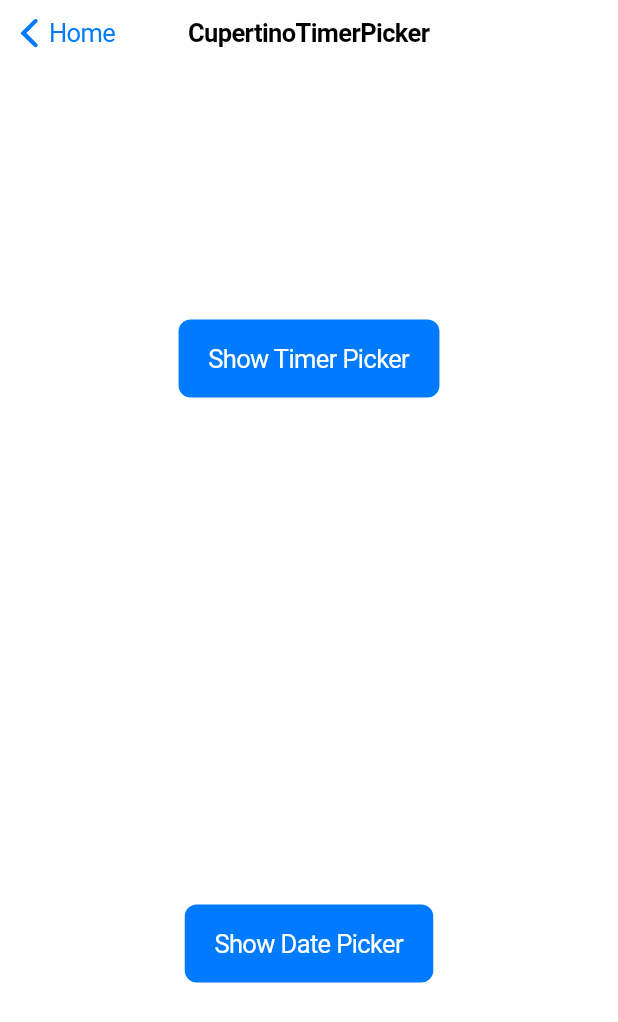
After one commit to ibhavikmakwana/flutter_ios_playground, a Flutter app: the DateTimePickerExample screen opened by its route, on a phone screen of 412 x 824 dp. The commit adds this screen. Shown: the top 1022 px of the screen. Run offline on Flutter 3.47's test engine with Material 2 defaults, Android fonts, the phone set to English and light mode, and no system bars.

Commit message:
date time picker example

```diff
--- a/lib/main.dart
+++ b/lib/main.dart
@@ -2,6 +2,7 @@ import 'package:flutter/cupertino.dart';
 import 'package:flutter_ios_playground/home.dart';
 import 'package:flutter_ios_playground/ui/alert_example/alert_example.dart';
 import 'package:flutter_ios_playground/ui/cupertino_action_sheet/cupertino_action_sheet.dart';
+import 'package:flutter_ios_playground/ui/date_time_picker/date_time_picker.dart';
 import 'package:flutter_ios_playground/ui/nav_bar/cupertino_sliver_navigation_bar.dart';
 import 'package:flutter_ios_playground/ui/tab_bar/tab_bar_example.dart';
 import 'package:flutter_ios_playground/utils/Strings.dart';
@@ -30,6 +31,8 @@ class MyApp extends StatelessWidget {
           CupertinoTabBarExample(Strings.tabBarExampleTitle),
       Strings.sliverNavigationBarRoutes: (BuildContext context) =>
           CupertinoSliverNavigationBarExample(),
+      Strings.cupertinoTimerPickerRoutes: (BuildContext context) =>
+          DateTimePickerExample(Strings.cupertinoTimerPickerTitle),
     };
   }
 }
--- /dev/null
+++ b/lib/ui/date_time_picker/date_time_picker.dart
@@ -0,0 +1,102 @@
+import 'package:flutter/cupertino.dart';
+
+class DateTimePickerExample extends StatefulWidget {
+  final String title;
+
+  DateTimePickerExample(this.title);
+
+  @override
+  _DateTimePickerExampleState createState() => _DateTimePickerExampleState();
+}
+
+class _DateTimePickerExampleState extends State<DateTimePickerExample> {
+  Duration _timer = const Duration();
+
+  DateTime dateNow = DateTime.now();
+
+  @override
+  Widget build(BuildContext context) {
+    return CupertinoPageScaffold(
+      navigationBar: CupertinoNavigationBar(
+        middle: Text(widget.title),
+        previousPageTitle: "Home",
+      ),
+      child: SafeArea(
+        child: Center(
+          child: Column(
+            mainAxisAlignment: MainAxisAlignment.spaceAround,
+            children: <Widget>[
+              CupertinoButton(
+                borderRadius: BorderRadius.circular(8),
+                color: CupertinoColors.activeBlue,
+                child: Text(
+                  'Show Timer Picker',
+                  style: TextStyle(color: CupertinoColors.white),
+                ),
+                onPressed: () {
+                  showTimerPicker(context);
+                },
+              ),
+              CupertinoButton(
+                borderRadius: BorderRadius.circular(8),
+                color: CupertinoColors.activeBlue,
+                child: Text(
+                  'Show Date Picker',
+                  style: TextStyle(color: CupertinoColors.white),
+                ),
+                onPressed: () {
+                  showDatePicker(context);
+                },
+              ),
+            ],
+          ),
+        ),
+      ),
+    );
+  }
+
+  void showTimerPicker(BuildContext context) {
+    showPopUp(
+      context: context,
+      child: Container(
+        color: CupertinoColors.white,
+        height: 200,
+        child: CupertinoTimerPicker(
+          onTimerDurationChanged: (timer) {
+            setState(() {
+              _timer = timer;
+            });
+          },
+          mode: CupertinoTimerPickerMode.hms,
+          initialTimerDuration: _timer,
+        ),
+      ),
+    );
+  }
+
+  void showPopUp({BuildContext context, Widget child}) {
+    showCupertinoModalPopup<void>(
+      context: context,
+      builder: (BuildContext context) => child,
+    );
+  }
+
+  void showDatePicker(BuildContext context) {
+    showPopUp(
+      context: context,
+      child: Container(
+        color: CupertinoColors.white,
+        height: 200,
+        child: CupertinoDatePicker(
+          onDateTimeChanged: (date) {
+            setState(() {
+              dateNow = date;
+            });
+          },
+          mode: CupertinoDatePickerMode.date,
+          initialDateTime: dateNow,
+        ),
+      ),
+    );
+  }
+}
--- a/lib/utils/Strings.dart
+++ b/lib/utils/Strings.dart
@@ -11,12 +11,15 @@ class Strings {
   static const String alertTitle = "Alert";
   static const String tabBarExampleTitle = "CupertinoTabBar Example";
   static const String sliverNavigationBarTitle = "SliverNavigationBar";
-
+  static const String cupertinoTimerPickerTitle = "CupertinoTimerPicker";
   ///Routes
   static const String cupertinoActionSheetRoutes = "/CupertinoActionSheet";
   static const String alertRoutes = "/Alert";
   static const String tabBarExampleRoutes = "/CupertinoTabBar Example";
   static const String sliverNavigationBarRoutes = "/SliverNavigationBar";
+  static const String cupertinoTimerPickerRoutes = "/CupertinoTimerPicker";
+
+
 
   static const String lorem =
       "Lorem ipsum dolor sit amet, consectetur adipiscing elit. Suspendisse rutrum hendrerit volutpat. Quisque vel urna eget nunc placerat ultricies vitae eu felis. Nam nec ex non eros mattis luctus. Integer viverra pellentesque diam laoreet porta. Proin ac bibendum erat. Praesent sed orci leo. Proin lobortis urna vel ultrices tempor. Donec sed ultrices mi. Nam placerat finibus est, eu tincidunt tortor dapibus nec. Mauris tincidunt, tellus ac fringilla placerat, odio sapien ullamcorper elit, sed posuere sapien tortor vitae est. In eu faucibus neque. Integer eleifend libero tristique tempor cursus. Pellentesque dapibus lectus id nisl feugiat sollicitudin. Duis est neque, interdum id velit condimentum, dapibus varius justo. Etiam ut lacus ornare, faucibus metus ornare, sodales ipsum." +
--- a/lib/utils/list_data.dart
+++ b/lib/utils/list_data.dart
@@ -6,4 +6,5 @@ final List<ExampleNames> names = <ExampleNames>[
   ExampleNames(Strings.alertTitle),
   ExampleNames(Strings.tabBarExampleTitle),
   ExampleNames(Strings.sliverNavigationBarTitle),
+  ExampleNames(Strings.cupertinoTimerPickerTitle),
 ];
```
